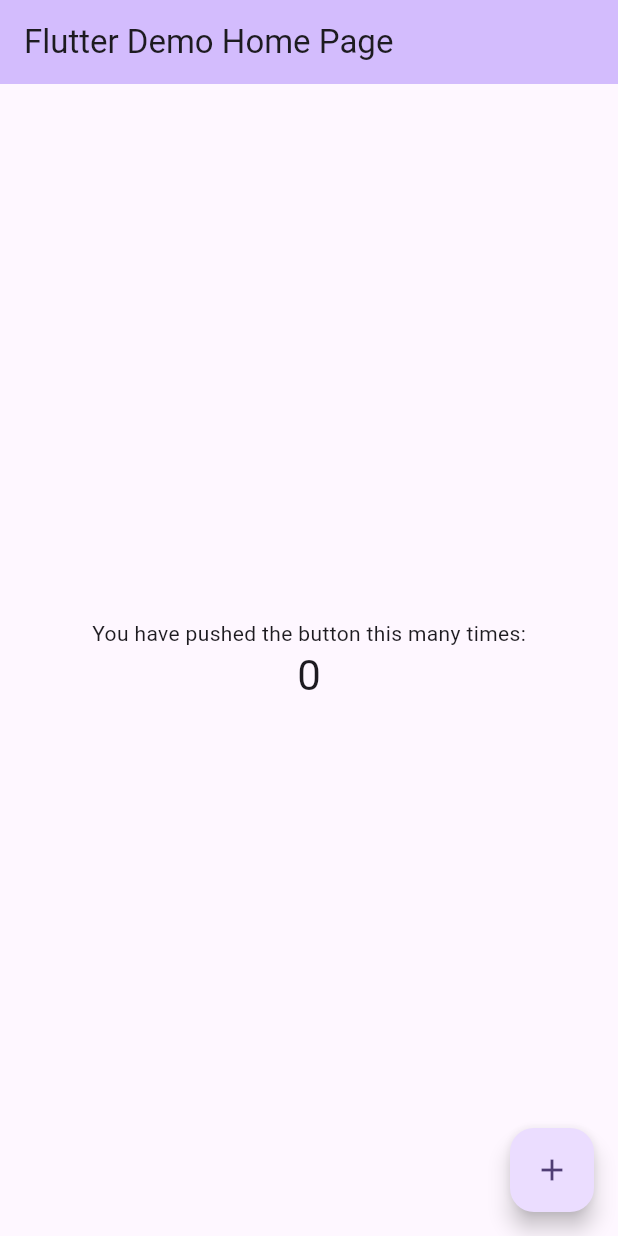
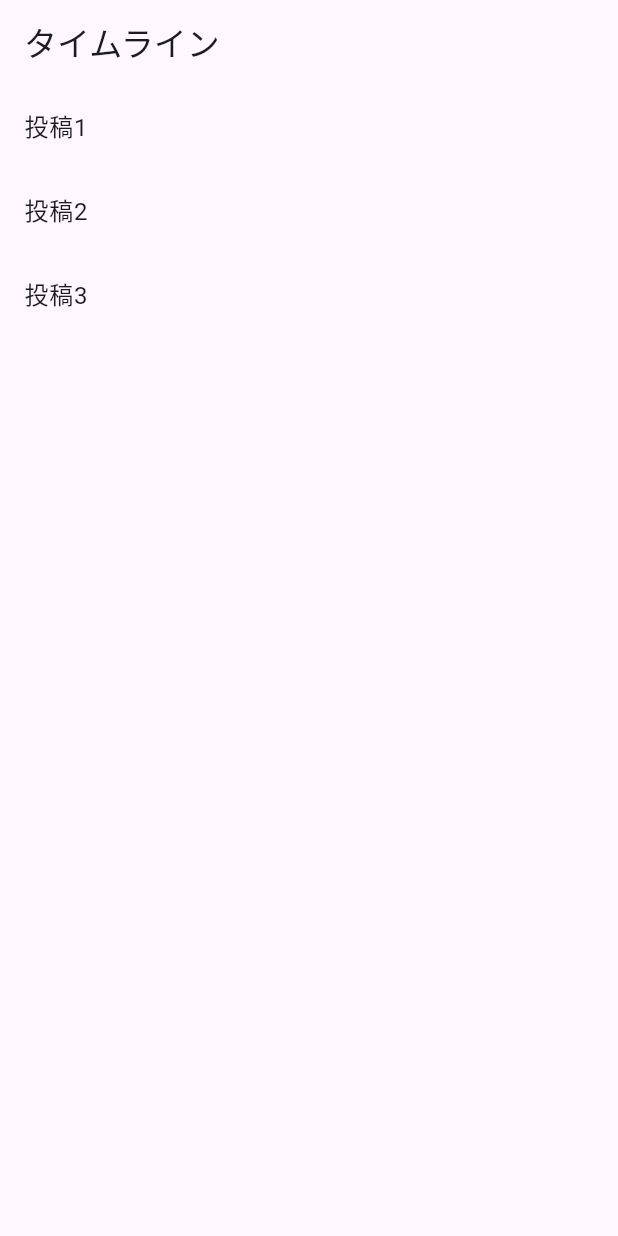
Before and after one commit to mixigroup/2025BeginnerTrainingFlutter, a Flutter app: the screen it shows after launch, on a phone screen of 412 x 824 dp. Run offline on Flutter 3.47's test engine with Material 3 defaults, Android fonts, the light colour scheme and no system bars.

Commit message:
feat: StatelessWidgetでタイムライン画面のベースを追加

```diff
--- a/minisocial/lib/main.dart
+++ b/minisocial/lib/main.dart
@@ -1,4 +1,5 @@
 import 'package:flutter/material.dart';
+import 'package:minisocial/pages/timeline/page.dart';
 
 void main() {
   runApp(const MyApp());
@@ -30,93 +31,7 @@
         // tested with just a hot reload.
         colorScheme: ColorScheme.fromSeed(seedColor: Colors.deepPurple),
       ),
-      home: const MyHomePage(title: 'Flutter Demo Home Page'),
+      home: const TimelinePage(),
     );
   }
 }
-
-class MyHomePage extends StatefulWidget {
-  const MyHomePage({super.key, required this.title});
-
-  // This widget is the home page of your application. It is stateful, meaning
-  // that it has a State object (defined below) that contains fields that affect
-  // how it looks.
-
-  // This class is the configuration for the state. It holds the values (in this
-  // case the title) provided by the parent (in this case the App widget) and
-  // used by the build method of the State. Fields in a Widget subclass are
-  // always marked "final".
-
-  final String title;
-
-  @override
-  State<MyHomePage> createState() => _MyHomePageState();
-}
-
-class _MyHomePageState extends State<MyHomePage> {
-  int _counter = 0;
-
-  void _incrementCounter() {
-    setState(() {
-      // This call to setState tells the Flutter framework that something has
-      // changed in this State, which causes it to rerun the build method below
-      // so that the display can reflect the updated values. If we changed
-      // _counter without calling setState(), then the build method would not be
-      // called again, and so nothing would appear to happen.
-      _counter++;
-    });
-  }
-
-  @override
-  Widget build(BuildContext context) {
-    // This method is rerun every time setState is called, for instance as done
-    // by the _incrementCounter method above.
-    //
-    // The Flutter framework has been optimized to make rerunning build methods
-    // fast, so that you can just rebuild anything that needs updating rather
-    // than having to individually change instances of widgets.
-    return Scaffold(
-      appBar: AppBar(
-        // TRY THIS: Try changing the color here to a specific color (to
-        // Colors.amber, perhaps?) and trigger a hot reload to see the AppBar
-        // change color while the other colors stay the same.
-        backgroundColor: Theme.of(context).colorScheme.inversePrimary,
-        // Here we take the value from the MyHomePage object that was created by
-        // the App.build method, and use it to set our appbar title.
-        title: Text(widget.title),
-      ),
-      body: Center(
-        // Center is a layout widget. It takes a single child and positions it
-        // in the middle of the parent.
-        child: Column(
-          // Column is also a layout widget. It takes a list of children and
-          // arranges them vertically. By default, it sizes itself to fit its
-          // children horizontally, and tries to be as tall as its parent.
-          //
-          // Column has various properties to control how it sizes itself and
-          // how it positions its children. Here we use mainAxisAlignment to
-          // center the children vertically; the main axis here is the vertical
-          // axis because Columns are vertical (the cross axis would be
-          // horizontal).
-          //
-          // TRY THIS: Invoke "debug painting" (choose the "Toggle Debug Paint"
-          // action in the IDE, or press "p" in the console), to see the
-          // wireframe for each widget.
-          mainAxisAlignment: MainAxisAlignment.center,
-          children: <Widget>[
-            const Text('You have pushed the button this many times:'),
-            Text(
-              '$_counter',
-              style: Theme.of(context).textTheme.headlineMedium,
-            ),
-          ],
-        ),
-      ),
-      floatingActionButton: FloatingActionButton(
-        onPressed: _incrementCounter,
-        tooltip: 'Increment',
-        child: const Icon(Icons.add),
-      ), // This trailing comma makes auto-formatting nicer for build methods.
-    );
-  }
-}
--- /dev/null
+++ b/minisocial/lib/pages/timeline/page.dart
@@ -0,0 +1,19 @@
+import 'package:flutter/material.dart';
+
+class TimelinePage extends StatelessWidget {
+  const TimelinePage({super.key});
+
+  @override
+  Widget build(BuildContext context) {
+    return Scaffold(
+      appBar: AppBar(title: const Text('タイムライン')),
+      body: ListView(
+        children: const [
+          ListTile(title: Text('投稿1')),
+          ListTile(title: Text('投稿2')),
+          ListTile(title: Text('投稿3')),
+        ],
+      ),
+    );
+  }
+}
```
